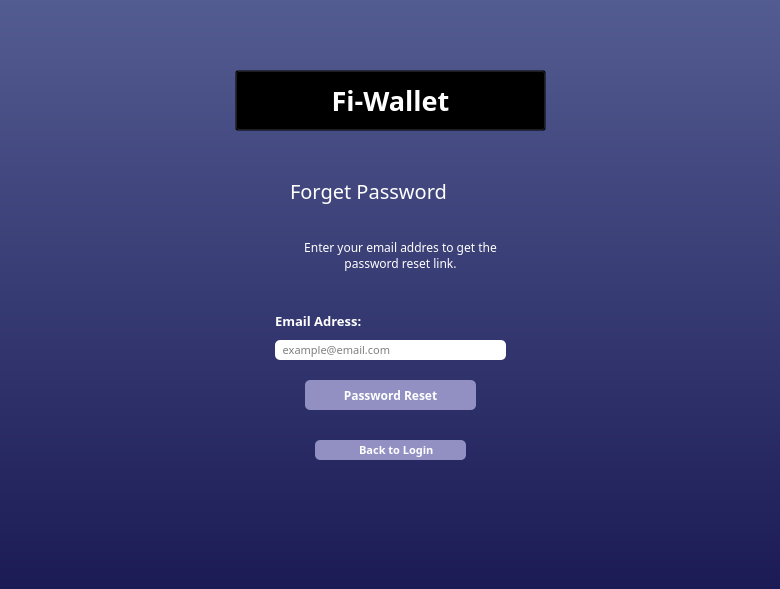
First picture: the form in forgetting_password.ui, repository melikkul/Fi-Wallet, before the edit.
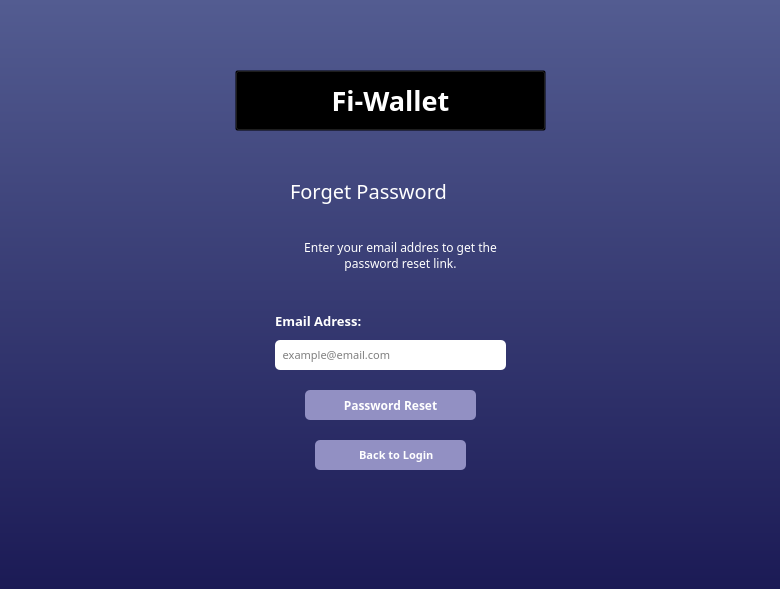
Second picture: the form after the edit. Icons and pictures are not drawn.

Commit message:
değiştirdim
.

The edit to the form file:
```diff
--- a/forgetting_password.ui
+++ b/forgetting_password.ui
@@ -164,7 +164,7 @@
        <x>275</x>
        <y>340</y>
        <width>231</width>
-       <height>20</height>
+       <height>30</height>
       </rect>
      </property>
      <property name="font">
@@ -191,7 +191,7 @@
      <property name="geometry">
       <rect>
        <x>305</x>
-       <y>380</y>
+       <y>390</y>
        <width>171</width>
        <height>30</height>
       </rect>
@@ -220,7 +220,7 @@
        <x>315</x>
        <y>440</y>
        <width>151</width>
-       <height>20</height>
+       <height>30</height>
       </rect>
      </property>
      <property name="font">
```
Left out of the diff: 6 changed lines with no effect on the pictures.
